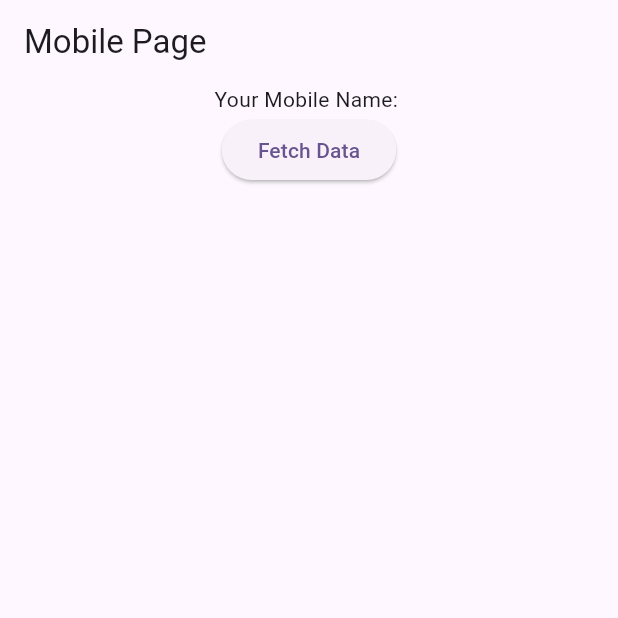
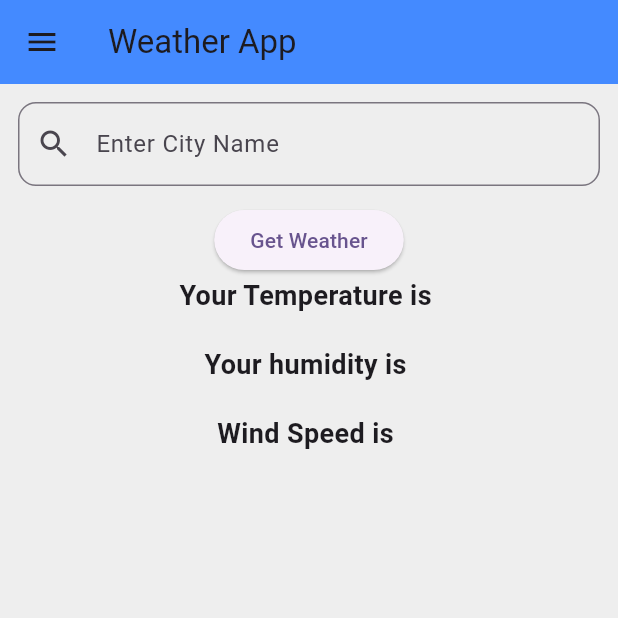
Before and after one commit to prabesh605/weather_app_broadway, a Flutter app: the screen it shows after launch, on a phone screen of 412 x 824 dp, the top half of it. Run offline on Flutter 3.47's test engine with Material 3 defaults, Android fonts, the phone set to English and light mode, and no system bars.

Commit message:
worked on postman

```diff
--- a/lib/main.dart
+++ b/lib/main.dart
@@ -1,6 +1,6 @@
 import 'package:flutter/material.dart';
-import 'package:weather_app/home_screen.dart';
-import 'package:weather_app/mobile_page.dart';
+import 'package:weather_app/weather_screen.dart';
+// import 'package:weather_app/mobile_page.dart';
 
 void main() {
   runApp(const MyApp());
@@ -12,11 +12,12 @@ class MyApp extends StatelessWidget {
   @override
   Widget build(BuildContext context) {
     return MaterialApp(
+      debugShowCheckedModeBanner: false,
       title: 'Flutter',
       theme: ThemeData(
         colorScheme: ColorScheme.fromSeed(seedColor: Colors.deepPurple),
       ),
-      home: MobilePage(),
+      home: WeatherScreen(),
     );
   }
 }
--- a/lib/home_screen.dart
+++ b/lib/weather_screen.dart
@@ -4,14 +4,14 @@ import 'package:flutter/material.dart';
 import 'package:http/http.dart' as http;
 import 'package:weather_app/weather_model.dart';
 
-class HomeScreen extends StatefulWidget {
-  const HomeScreen({super.key});
+class WeatherScreen extends StatefulWidget {
+  const WeatherScreen({super.key});
 
   @override
-  State<HomeScreen> createState() => _HomeScreenState();
+  State<WeatherScreen> createState() => _WeatherScreenState();
 }
 
-class _HomeScreenState extends State<HomeScreen> {
+class _WeatherScreenState extends State<WeatherScreen> {
   final apiKey = "0b10461d5a30e6612ce19d84c97ef651#";
   String cityName = "Kathmandu";
   String temperature = "";
@@ -59,17 +59,24 @@ class _HomeScreenState extends State<HomeScreen> {
   @override
   Widget build(BuildContext context) {
     return Scaffold(
-      appBar: AppBar(title: Text("Weather App")),
+      backgroundColor: Colors.grey[200],
+      appBar: AppBar(
+        backgroundColor: Colors.blueAccent,
+        title: Text("Weather App"),
+      ),
+      drawer: Drawer(child: DrawerHeader(child: Text("This is drawer"))),
       body: Column(
         children: [
           Padding(
-            padding: const EdgeInsets.all(8.0),
+            padding: const EdgeInsets.all(12.0),
             child: TextField(
               controller: searchController,
               decoration: InputDecoration(
                 prefixIcon: Icon(Icons.search),
                 labelText: "Enter City Name",
-                border: OutlineInputBorder(),
+                border: OutlineInputBorder(
+                  borderRadius: BorderRadius.circular(12),
+                ),
               ),
             ),
           ),
@@ -79,10 +86,25 @@ class _HomeScreenState extends State<HomeScreen> {
             },
             child: Text("Get Weather"),
           ),
-
-          Text("Your Temperature is $temperature"),
-          Text("Your humidity is $humidity"),
-          Text("Wind Speed is $speed"),
+          Column(
+            children: [
+              Text(
+                "Your Temperature is $temperature",
+                style: TextStyle(fontWeight: FontWeight.bold, fontSize: 18),
+              ),
+              SizedBox(height: 20),
+              Text(
+                "Your humidity is $humidity",
+                style: TextStyle(fontWeight: FontWeight.bold, fontSize: 18),
+              ),
+              SizedBox(height: 20),
+              Text(
+                "Wind Speed is $speed",
+                style: TextStyle(fontWeight: FontWeight.bold, fontSize: 18),
+              ),
+              SizedBox(height: 20),
+            ],
+          ),
         ],
       ),
     );
```
Also changed, not shown: lib/mobile_page.dart (+17 -4 lines).
